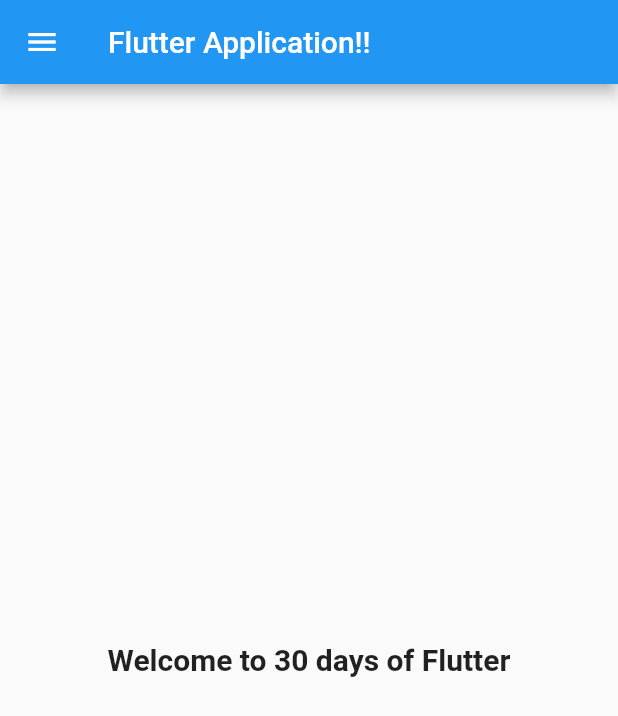
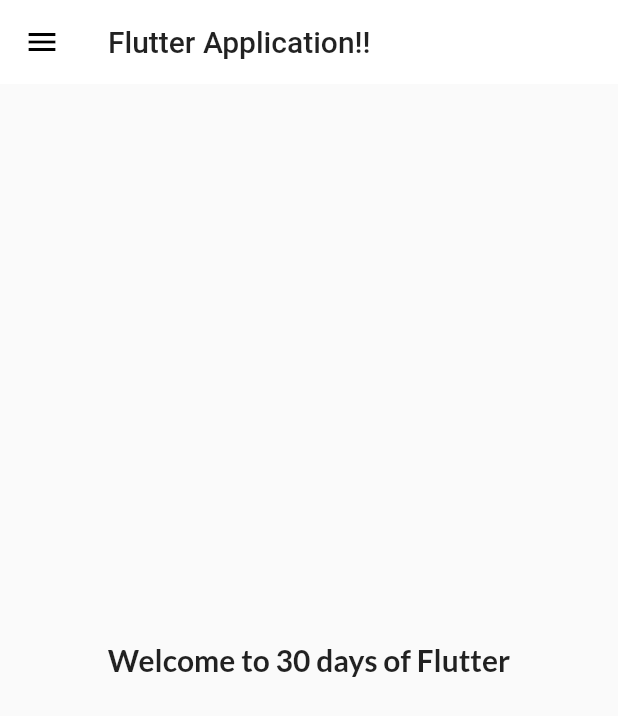
Before and after one commit to mirzacoder1/my_first_app, a Flutter app: the screen it shows after launch, on a phone screen of 412 x 824 dp. Shown: the top 716 px of the screen. Run offline on Flutter 3.47's test engine with Material 2 defaults, Android fonts, the phone set to English and light mode, and no system bars; our stand-ins replace google_fonts.

Commit message:
Day10 Completed

```diff
--- a/lib/main.dart
+++ b/lib/main.dart
@@ -3,6 +3,7 @@ import 'package:myfirst_app/pages/home_page.dart';
 import 'package:myfirst_app/pages/login_page.dart';
 import 'package:google_fonts/google_fonts.dart';
 import 'package:myfirst_app/utils/routes.dart';
+import 'package:myfirst_app/widgets/themes.dart';
 
 void main(List<String> args) {
   runApp(MyApp());
@@ -12,15 +13,9 @@ class MyApp extends StatelessWidget {
   @override
   Widget build(BuildContext context) {
     return MaterialApp(
-      themeMode: ThemeMode.dark,
-      theme: ThemeData(
-        primarySwatch: Colors.cyan,
-        fontFamily: GoogleFonts.lato().fontFamily,
-        primaryTextTheme: GoogleFonts.latoTextTheme()
-      ),
-      darkTheme: ThemeData(
-        brightness: Brightness.light,
-      ),
+      themeMode: ThemeMode.light,
+      theme: MyTheme.lightTheme(context),
+      darkTheme: MyTheme.DarkTheme(context),
       debugShowCheckedModeBanner: false,
       initialRoute: MyRoutes.homeRoute,
       // initialRoute: MyRoutes.loginRoute,
--- /dev/null
+++ b/lib/widgets/themes.dart
@@ -0,0 +1,18 @@
+import 'package:flutter/material.dart';
+import 'package:google_fonts/google_fonts.dart';
+
+class MyTheme{
+  static ThemeData lightTheme(BuildContext context)=>ThemeData(
+        primarySwatch: Colors.cyan,
+        fontFamily: GoogleFonts.lato().fontFamily,
+        primaryTextTheme: GoogleFonts.latoTextTheme(),
+        appBarTheme:AppBarTheme(
+          color:Colors.white,
+          elevation:0.0,
+          iconTheme:IconThemeData(color: Colors.black),
+          textTheme:Theme.of(context).textTheme,
+        ),);
+  static ThemeData DarkTheme(BuildContext context)=>ThemeData(
+    brightness: Brightness.dark,
+  );
+}
```
